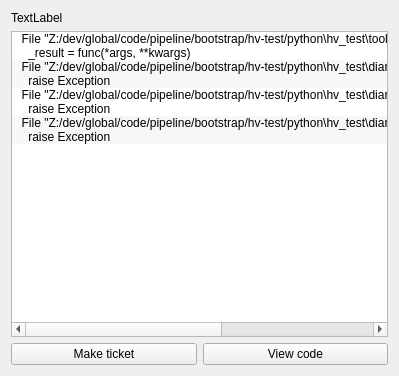
This is scripts/psyhive/tools/err_dialog.ui in Psyop/psyhive as Qt 5 draws it before an edit. The edited form follows.
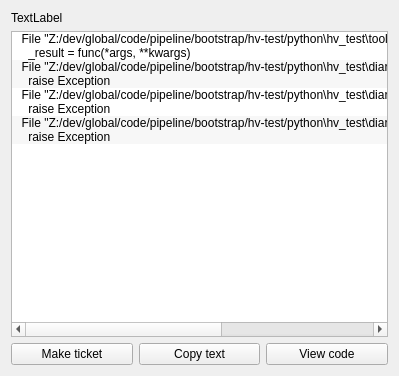
This is the edited form.

What changed in the file:
```diff
--- a/scripts/psyhive/tools/err_dialog.ui
+++ b/scripts/psyhive/tools/err_dialog.ui
@@ -66,6 +66,13 @@
          </property>
         </widget>
        </item>
+       <item>
+        <widget class="QPushButton" name="er_copy_text">
+         <property name="text">
+          <string>Copy text</string>
+         </property>
+        </widget>
+       </item>
        <item>
         <widget class="QPushButton" name="er_view_code">
          <property name="text">
```
